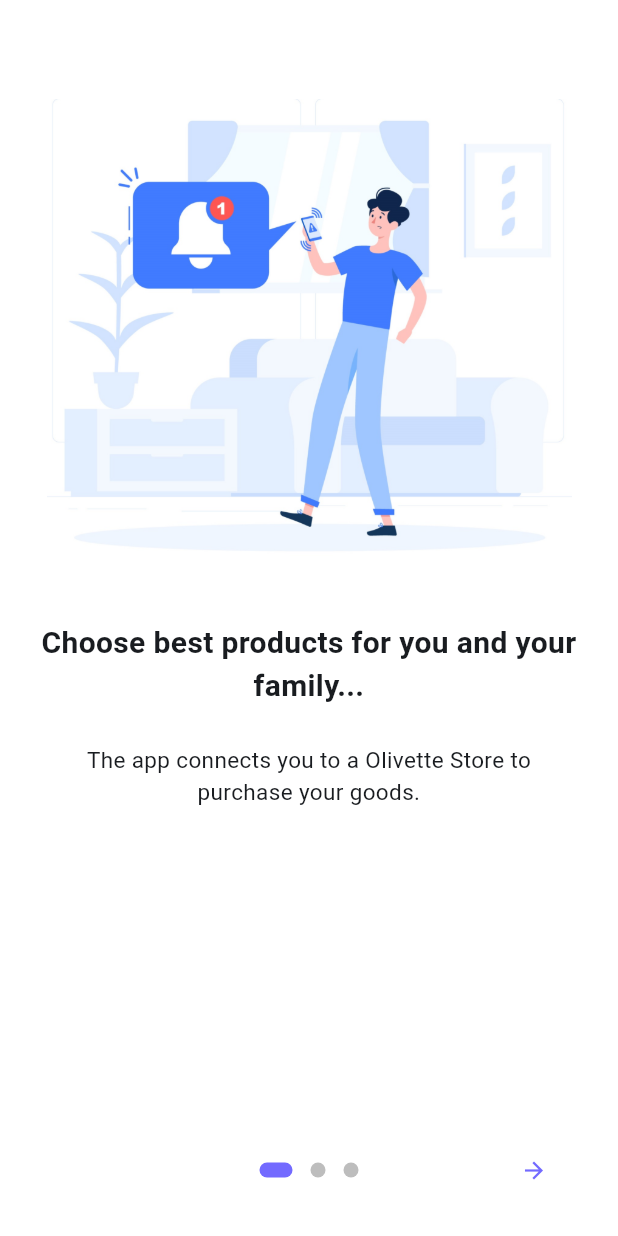
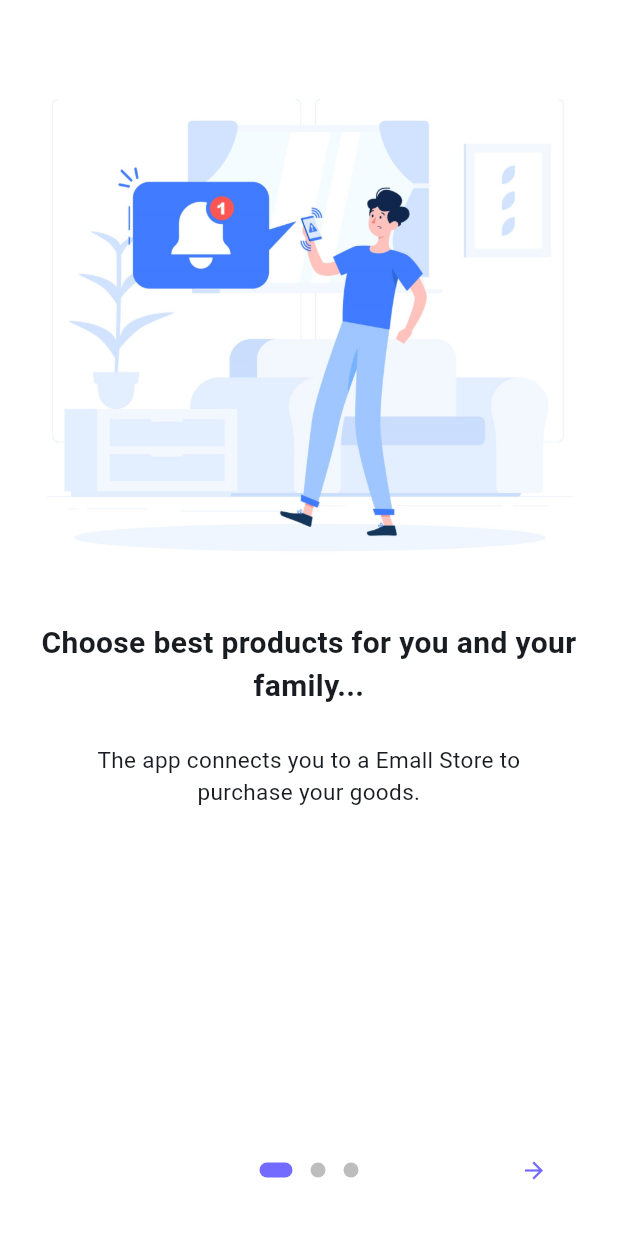
Before and after one commit to ranad4508/ecommerce_flutter, a Flutter app: the screen it shows after launch, on a phone screen of 412 x 824 dp. Run offline on Flutter 3.47's test engine with Material 3 defaults, Android fonts, the phone set to English and light mode, and no system bars; drawn by our look-alikes of introduction_screen, loader_overlay; our stand-ins replace adaptive_theme, animate_do, another_flushbar, carousel_slider, cloud_firestore, country_code_picker and 42 more; missing offline and left inert: animated_button_bar, clipboard, coupon_uikit, dart:html, emailjs, flutter_close_app and 10 more; accounts and stored records are empty; Roboto replaces fonts that are missing (Graphik); project files that could hold a hidden picture were left out.

Commit message:
Updated widgets and images

```diff
--- a/rider app/lib/Model/constant.dart
+++ b/rider app/lib/Model/constant.dart
@@ -3,8 +3,8 @@ import 'package:flutter/material.dart';
 const String googleApiKey = 'AIzaSyAcqpzOvxzn1GHebVAuxZC-25EmCr3n1bs';
 const String publicKey = 'pk_test_cb844d85128c15f00f27d167ddb59693bfe5ee4e';
 dynamic appColor = Colors.orange;
-const String facebookLink = 'https://codecanyon.net/user/jeedy20/portfolio';
-const String twitterLink = 'https://codecanyon.net/user/jeedy20/portfolio';
-const String instagram = 'https://codecanyon.net/user/jeedy20/portfolio';
-const String email = 'preciousoliver03@gmail.com';
+const String facebookLink = 'https://www.facebook.com/profile.php?id=61563663685664';
+const String twitterLink = 'https://www.linkedin.com/in/dinesh-rana-616a18225/';
+const String instagram = 'https://www.instagram.com/_iam_krypton/';
+const String email = 'ranad4508@gmail.com';
 const String serverUrl = 'https://zeerospay.onrender.com';
--- a/rider app/lib/Pages/onboarding_page.dart
+++ b/rider app/lib/Pages/onboarding_page.dart
@@ -14,7 +14,7 @@ class _OnBoardingPageState extends State<OnBoardingPage> {
   final introKey = GlobalKey<IntroductionScreenState>();
 
   void _onIntroEnd(context) {
-   // context.push('/');
+    // context.push('/');
     GoRouter.of(context).go('/');
   }
 
@@ -60,8 +60,7 @@ class _OnBoardingPageState extends State<OnBoardingPage> {
       pages: [
         PageViewModel(
           title: "Choose best products for you and your family...",
-          body:
-              "The app connects you to a Olivette Store to purchase your goods.",
+          body: "The app connects you to a Emall Store to purchase your goods.",
           image: _buildImage('notifications.jpg'),
           decoration: pageDecoration,
         ),
--- a/rider app/lib/Pages/policy_page.dart
+++ b/rider app/lib/Pages/policy_page.dart
@@ -46,7 +46,7 @@ class _PolicyPageState extends State<PolicyPage> {
                     child: Row(
                       children: [
                         Text(
-                          'Privacy Policy For Olivette Store',
+                          'Privacy Policy For Emall Store',
                           style: TextStyle(
                               fontWeight: FontWeight.bold, fontSize: 20),
                           textAlign: TextAlign.left,
--- a/rider app/lib/Widgets/footer_widget.dart
+++ b/rider app/lib/Widgets/footer_widget.dart
@@ -3,8 +3,8 @@ import 'package:flutter/material.dart';
 import 'package:flutter_svg/svg.dart';
 import 'package:gap/gap.dart';
 import 'package:go_router/go_router.dart';
+import 'package:rider_app/Model/constant.dart';
 import 'package:url_launcher/url_launcher.dart';
-import 'package:rider_app/Model/constant.dart';
 
 class FooterWidget extends StatefulWidget {
   const FooterWidget({super.key});
@@ -59,7 +59,7 @@ class _FooterWidgetState extends State<FooterWidget> {
                             context.push('/about');
                           },
                           child: const Text(
-                            'About Olivette Store',
+                            'About Emall Store',
                             style: TextStyle(
                               color: Colors.white,
                               fontSize: 12,
@@ -152,7 +152,7 @@ class _FooterWidgetState extends State<FooterWidget> {
                             _makePhoneCall(email);
                           },
                           child: const Text(
-                            'preciousoliver03@gmail.com',
+                            'ranad4508@gmail.com',
                             style: TextStyle(
                               color: Colors.white,
                               fontSize: 10,
@@ -160,7 +160,7 @@ class _FooterWidgetState extends State<FooterWidget> {
                           ).tr(),
                         ),
                         const Text(
-                          'Olivette Store, Nigeria.',
+                          'Emall Store, Kathmandu.',
                           style: TextStyle(
                             color: Colors.white,
                             fontSize: 10,
@@ -230,7 +230,7 @@ class _FooterWidgetState extends State<FooterWidget> {
                               context.push('/about');
                             },
                             child: const Text(
-                              'About Olivette Store',
+                              'About Emall Store',
                               style: TextStyle(
                                 color: Colors.white,
                                 fontSize: 12,
@@ -329,7 +329,7 @@ class _FooterWidgetState extends State<FooterWidget> {
                               _makePhoneCall(email);
                             },
                             child: const Text(
-                              'preciousoliver03@gmail.com',
+                              'ranad4508@gmail.com',
                               style: TextStyle(
                                 color: Colors.white,
                                 fontSize: 10,
@@ -337,7 +337,7 @@ class _FooterWidgetState extends State<FooterWidget> {
                             ).tr(),
                           ),
                           const Text(
-                            'Olivette Store, Nigeria.',
+                            'Emall Store, Kathmandu.',
                             style: TextStyle(
                               color: Colors.white,
                               fontSize: 10,
@@ -434,7 +434,7 @@ class _FooterWidgetState extends State<FooterWidget> {
           const Padding(
             padding: EdgeInsets.only(left: 20, right: 20),
             child: Text(
-              'The site is owned and operated by Olivette Store Limited – owners of Marketsquare - a company registered in Nigeria whose registered office is 23 Nzimiro Street, Old GRA, Port Harcourt, Rivers State, Nigeria. Company Registration No. 1181249, TIN No. 17810525 © 2023 olivette-store.web.app All Rights Reserved.',
+              'The site is owned and operated by Emall Store Limited - © 2024 All Rights Reserved.',
               style: TextStyle(color: Colors.white, fontSize: 10),
               textAlign: TextAlign.center,
             ),
--- a/rider app/lib/Widgets/order_detail_widget.dart
+++ b/rider app/lib/Widgets/order_detail_widget.dart
@@ -11,11 +11,12 @@ import 'package:gap/gap.dart';
 import 'package:go_router/go_router.dart';
 import 'package:loader_overlay/loader_overlay.dart';
 import 'package:maps_launcher/maps_launcher.dart';
-import 'package:shimmer/shimmer.dart';
 import 'package:rider_app/Model/formatter.dart';
 import 'package:rider_app/Model/history.dart';
 import 'package:rider_app/Model/order_model.dart';
+import 'package:shimmer/shimmer.dart';
 import 'package:url_launcher/url_launcher.dart';
+
 import 'cat_image_widget.dart';
 
 class OrderDetailWidget extends StatefulWidget {
@@ -982,7 +983,7 @@ class _ResultState extends State<Result> {
                               //         children: <TextSpan>[
                               //           TextSpan(
                               //             text: cartModel.vendorName.isEmpty
-                              //                 ? ' Olivette Store'
+                              //                 ? ' Emall Store'
                               //                 : cartModel.vendorName,
                               //             style: const TextStyle(
                               //               color: Colors.blue,
--- a/rider app/lib/Widgets/share_to_social_media_widget.dart
+++ b/rider app/lib/Widgets/share_to_social_media_widget.dart
@@ -4,8 +4,8 @@ import 'package:clipboard/clipboard.dart';
 import 'package:easy_localization/easy_localization.dart';
 import 'package:flutter/material.dart';
 import 'package:fluttertoast/fluttertoast.dart';
+import 'package:gap/gap.dart';
 import 'package:url_launcher/url_launcher.dart';
-import 'package:gap/gap.dart';
 
 class ShareToSocials extends StatefulWidget {
   final String productID;
@@ -19,7 +19,7 @@ class _ShareToSocialsState extends State<ShareToSocials> {
   void shareToFacebook() async {
     // Construct the Facebook share URL
     final facebookShareUrl =
-        'https://www.facebook.com/sharer/sharer.php?u=https://olivette-store.web.app/product-detail/${widget.productID}';
+        'https://www.facebook.com/sharer/sharer.php?u=https://emall-store.web.app/product-detail/${widget.productID}';
 
     // Check if the URL can be launched
     if (await canLaunchUrl(Uri.parse(facebookShareUrl))) {
@@ -33,9 +33,9 @@ class _ShareToSocialsState extends State<ShareToSocials> {
 
   void shareToTwitter() async {
     // Encode the text and URL for Twitter
-    final encodedText = Uri.encodeComponent('Olivette Store');
+    final encodedText = Uri.encodeComponent('Emall Store');
     final encodedUrl = Uri.encodeComponent(
-        'https://olivette-store.web.app/product-detail/${widget.productID}');
+        'https://emall-store.web.app/product-detail/${widget.productID}');
 
     // Construct the Twitter share URL
     final twitterShareUrl =
@@ -60,7 +60,7 @@ class _ShareToSocialsState extends State<ShareToSocials> {
     if (await canLaunchUrl(Uri.parse(instagramUrl))) {
       // Launch Instagram with pre-filled caption and image
       await launchUrl(Uri.parse(
-          '$instagramUrl?text=Olivette Store&url=https://olivette-store.web.app/product-detail/${widget.productID}'));
+          '$instagramUrl?text=Emall Store&url=https://emall-store.web.app/product-detail/${widget.productID}'));
     } else {
       // Handle if the app cannot be launched
       print('Could not launch Instagram');
@@ -68,7 +68,8 @@ class _ShareToSocialsState extends State<ShareToSocials> {
   }
 
   void launchWhatsApp() async {
-    var whatsappUrl = "https://api.whatsapp.com/send?text=https://olivette-store.web.app/product-detail/${widget.productID}";
+    var whatsappUrl =
+        "https://api.whatsapp.com/send?text=https://emall-store.web.app/product-detail/${widget.productID}";
     await canLaunchUrl(Uri.parse(whatsappUrl))
         ? launchUrl(Uri.parse(whatsappUrl))
         : print(
@@ -107,7 +108,7 @@ class _ShareToSocialsState extends State<ShareToSocials> {
             InkWell(
                 onTap: () {
                   FlutterClipboard.copy(
-                          'https://olivette-store.web.app/product-detail/${widget.productID}')
+                          'https://emall-store.web.app/product-detail/${widget.productID}')
                       .then((value) => print('copied'));
                   Fluttertoast.showToast(
                       msg: "Link has been copied".tr(),
--- a/rider app/lib/Widgets/signup_form_widget.dart
+++ b/rider app/lib/Widgets/signup_form_widget.dart
@@ -6,8 +6,8 @@ import 'package:firebase_messaging/firebase_messaging.dart';
 // import 'package:firebase_messaging/firebase_messaging.dart';
 import 'package:flutter/gestures.dart';
 import 'package:flutter/material.dart';
+import 'package:flutter_form_builder/flutter_form_builder.dart';
 import 'package:form_builder_validators/form_builder_validators.dart';
-import 'package:flutter_form_builder/flutter_form_builder.dart';
 import 'package:gap/gap.dart';
 import 'package:go_router/go_router.dart';
 import 'package:loader_overlay/loader_overlay.dart';
@@ -401,7 +401,7 @@ class _SignupFormWidgetState extends State<SignupFormWidget> {
                                       context.push('/terms');
                                     }),
                               const TextSpan(
-                                text: ' Olivette Stroe',
+                                text: ' Emall Stroe',
                                 // style: TextStyle(
                                 //   color: appColor,
                                 // ),
--- a/rider app/lib/main.dart
+++ b/rider app/lib/main.dart
@@ -1,25 +1,22 @@
 // ignore_for_file: avoid_print
 
+import 'package:adaptive_theme/adaptive_theme.dart';
 import 'package:cloud_firestore/cloud_firestore.dart';
 import 'package:easy_localization/easy_localization.dart';
 import 'package:firebase_auth/firebase_auth.dart';
 import 'package:firebase_core/firebase_core.dart';
+import 'package:firebase_messaging/firebase_messaging.dart';
 import 'package:flutter/foundation.dart';
 // import 'package:firebase_messaging/firebase_messaging.dart';
 // import 'package:flutter/foundation.dart';
 import 'package:flutter/material.dart';
-import 'package:adaptive_theme/adaptive_theme.dart';
+import 'package:flutter_local_notifications/flutter_local_notifications.dart';
 import 'package:flutter_native_splash/flutter_native_splash.dart';
 import 'package:flutter_spinkit/flutter_spinkit.dart';
 import 'package:go_router/go_router.dart';
 import 'package:loader_overlay/loader_overlay.dart';
 import 'package:meta_seo/meta_seo.dart';
 import 'package:provider/provider.dart';
-import 'package:flutter_local_notifications/flutter_local_notifications.dart';
-import 'package:firebase_messaging/firebase_messaging.dart';
-import 'package:shared_preferences/shared_preferences.dart';
-
-import 'package:url_strategy/url_strategy.dart';
 // import 'package:flutter_dotenv/flutter_dotenv.dart';
 // import 'package:url_strategy/url_strategy.dart';
 import 'package:rider_app/Model/user.dart';
@@ -38,6 +35,9 @@ import 'package:rider_app/Providers/auth.dart';
 import 'package:rider_app/Widgets/scaffold_widget.dart';
 // import 'package:rider_app/Widgets/scaffold_widget.dart';
 import 'package:rider_app/firebase_options.dart';
+import 'package:shared_preferences/shared_preferences.dart';
+import 'package:url_strategy/url_strategy.dart';
+
 import 'Pages/about_page.dart';
 // import 'Pages/home_page.dart';
 import 'Pages/login_page.dart';
@@ -248,9 +248,9 @@ class _MyAppState extends State<MyApp> {
       // Define MetaSEO object
       MetaSEO meta = MetaSEO();
       // add meta seo data for web app as you want
-      meta.author(author: 'Oliver Precious Chukwuemeka');
-      meta.description(description: 'Olivette store');
-      meta.keywords(keywords: 'Flutter, Dart, SEO, Meta, Web, olivette store');
+      meta.author(author: 'Dinesh Kumar Rana');
+      meta.description(description: 'Emall store');
+      meta.keywords(keywords: 'Flutter, Dart, SEO, Meta, Web, Emall store');
     }
     return AdaptiveTheme(
         light: ThemeData(
@@ -282,7 +282,7 @@ class _MyAppState extends State<MyApp> {
               supportedLocales: context.supportedLocales,
               locale: context.locale,
               debugShowCheckedModeBanner: false,
-              title: 'Olivette Ecommerce | Online Shopping',
+              title: 'Emall Ecommerce | Online Shopping',
               theme: theme,
               darkTheme: darkTheme,
             ),
@@ -409,7 +409,6 @@ class _MyAppState extends State<MyApp> {
               }
             }),
 
-
         GoRoute(
             path: '/inbox',
             builder: (BuildContext context, GoRouterState state) =>
@@ -460,8 +459,6 @@ class _MyAppState extends State<MyApp> {
           ),
         ),
 
-
-
         // ShellRoute(
         //   navigatorKey: _shellNavigatorKey,
         //   builder: (_, GoRouterState state, child) {
```
Also changed, not shown: rider app/assets/image/1024.png, rider app/assets/image/new logo.png, rider app/assets/image/new new logo.png, rider app/assets/image/new new splash.png, 18 other files.
